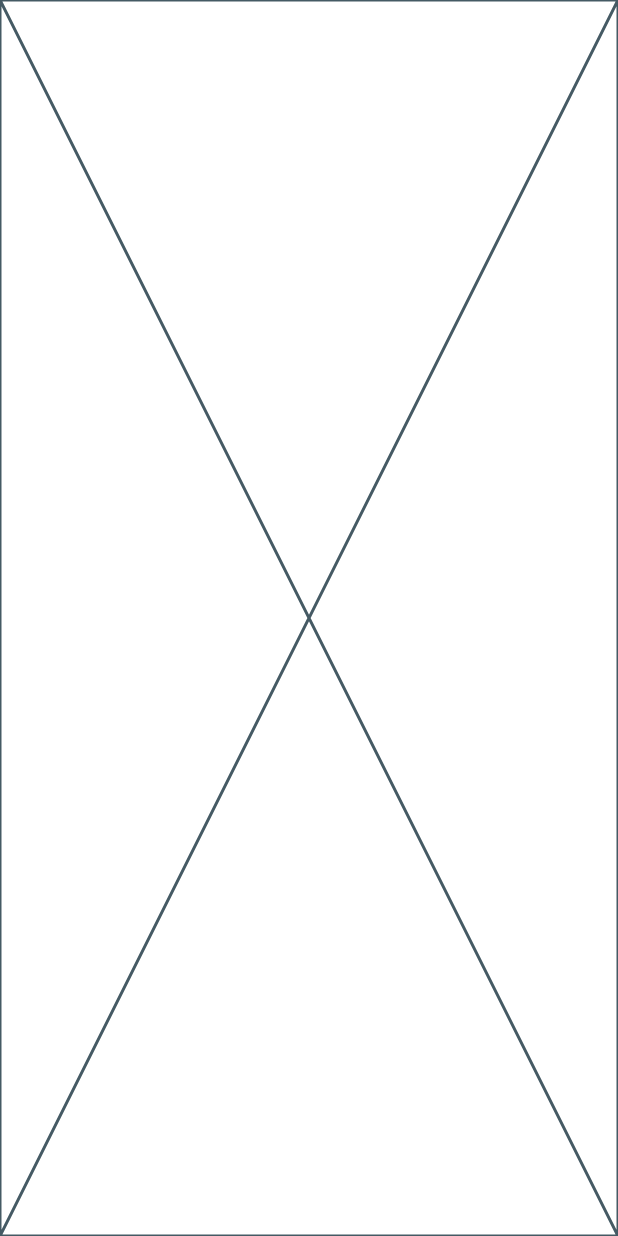
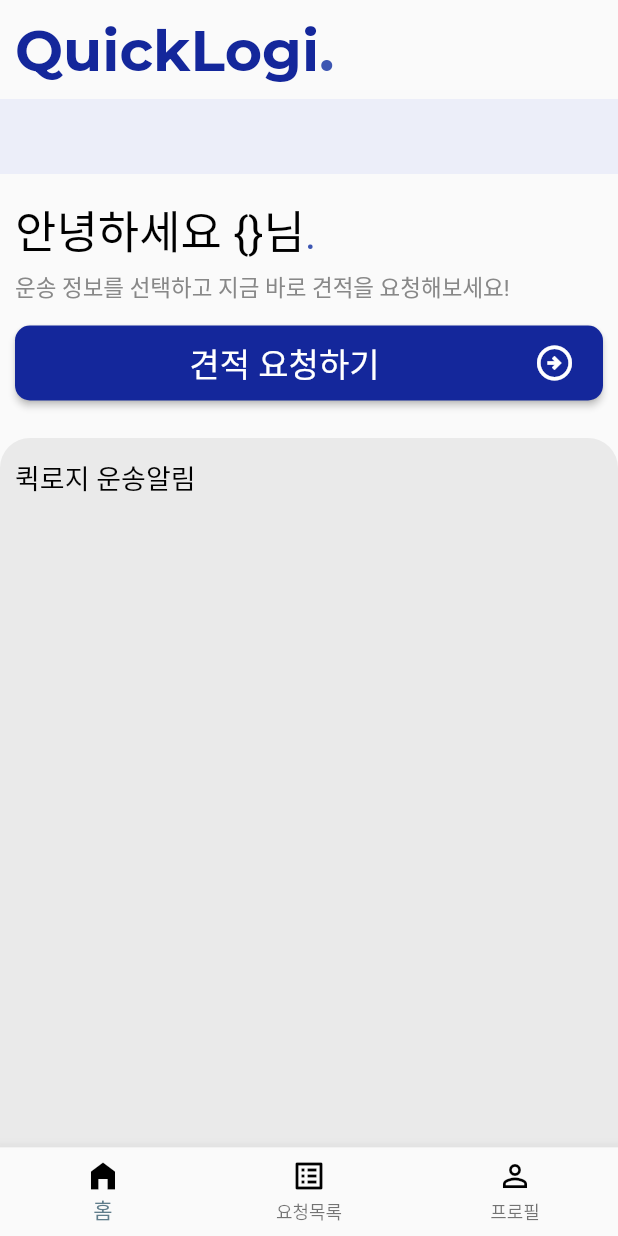
Before and after one commit to minseonkkim/QuickLogi, a Flutter app: the screen it shows after launch, after a tap on "퀵로지 시작하기", on a phone screen of 412 x 824 dp. Run offline on Flutter 3.47's test engine with Material 2 defaults, Android fonts, the phone set to English and light mode, and no system bars; our stand-ins replace get; Roboto replaces fonts that are missing (Pretendard, PretendardBold).

Commit message:
홈 화면

```diff
--- a/lib/UI/home_screen.dart
+++ b/lib/UI/home_screen.dart
@@ -1,9 +1,179 @@
+import 'dart:ui';
+
+import 'package:flutter/material.dart';
 import 'package:flutter/src/widgets/framework.dart';
 import 'package:flutter/src/widgets/placeholder.dart';
 
+import '../constants.dart';
+
 class HomeScreen extends StatelessWidget {
+  int _selectedIndex = 0;
   @override
   Widget build(BuildContext context) {
-    return const Placeholder();
+    return Scaffold(
+      body: SafeArea(
+        child: Column(crossAxisAlignment: CrossAxisAlignment.start, children: [
+          Padding(
+            padding: const EdgeInsets.all(10.0),
+            child: RichText(
+                text: TextSpan(children: [
+              TextSpan(
+                text: 'QuickLogi',
+                style: TextStyle(
+                    fontFamily: 'MontserratVariable',
+                    fontVariations: <FontVariation>[
+                      FontVariation('wght', 700.0)
+                    ],
+                    color: MAINCOLOR,
+                    fontSize: 38),
+              ),
+              TextSpan(
+                text: '.',
+                style: TextStyle(
+                    fontFamily: 'MontserratVariable',
+                    fontVariations: <FontVariation>[
+                      FontVariation('wght', 700.0)
+                    ],
+                    color: SUBCOLOR1,
+                    fontSize: 38),
+              ),
+            ])),
+          ),
+          Container(
+            color: LIGHT,
+            width: double.infinity,
+            height: 50,
+          ),
+          SizedBox(
+            height: 5,
+          ),
+          Padding(
+            padding: const EdgeInsets.all(10.0),
+            child: Column(
+              crossAxisAlignment: CrossAxisAlignment.start,
+              children: [
+                RichText(
+                    text: TextSpan(children: [
+                  TextSpan(
+                    text: '안녕하세요 {}님',
+                    style: TextStyle(
+                        fontFamily: 'PretendardBold',
+                        color: Colors.black,
+                        fontSize: 30),
+                  ),
+                  TextSpan(
+                    text: '.',
+                    style: TextStyle(
+                        fontFamily: 'PretendardBold',
+                        color: SUBCOLOR1,
+                        fontSize: 28),
+                  ),
+                ])),
+                SizedBox(
+                  height: 5,
+                ),
+                Text(
+                  '운송 정보를 선택하고 지금 바로 견적을 요청해보세요!',
+                  style: TextStyle(
+                      fontFamily: 'Pretendard', color: GREY1, fontSize: 15),
+                ),
+                SizedBox(
+                  height: 15,
+                ),
+                ElevatedButton(
+                    onPressed: () {},
+                    style: ElevatedButton.styleFrom(
+                      primary: MAINCOLOR,
+                      minimumSize: Size(double.infinity, 50),
+                      shape: RoundedRectangleBorder(
+                        borderRadius: BorderRadius.circular(10.0),
+                      ),
+                    ),
+                    child: Row(
+                      children: [
+                        Expanded(
+                          flex: 10,
+                          child: Container(
+                            alignment: Alignment.center,
+                            child: Text(
+                              '견적 요청하기',
+                              style: TextStyle(
+                                  fontFamily: 'PretendardBold',
+                                  color: Colors.white,
+                                  fontSize: 22),
+                            ),
+                          ),
+                        ),
+                        Expanded(
+                          flex: 1,
+                          child: Icon(
+                            Icons.arrow_circle_right_outlined,
+                            size: 28,
+                          ),
+                        )
+                      ],
+                    )),
+              ],
+            ),
+          ),
+          SizedBox(
+            height: 15,
+          ),
+          Expanded(
+            child: Container(
+              width: double.infinity,
+              decoration: BoxDecoration(
+                  color: GREY2,
+                  borderRadius: BorderRadius.only(
+                      topLeft: Radius.circular(20),
+                      topRight: Radius.circular(20))),
+              child: Padding(
+                padding: const EdgeInsets.fromLTRB(10, 13, 10, 13),
+                child: Column(
+                    crossAxisAlignment: CrossAxisAlignment.start,
+                    children: [
+                      Text(
+                        '퀵로지 운송알림',
+                        style: TextStyle(
+                            fontFamily: 'PretendardBold',
+                            color: Colors.black,
+                            fontSize: 18),
+                      )
+                    ]),
+              ),
+            ),
+          )
+        ]),
+      ),
+      bottomNavigationBar: BottomNavigationBar(items: [
+        BottomNavigationBarItem(
+            icon: _selectedIndex == 0
+                ? Icon(
+                    Icons.home_filled,
+                    color: Colors.black,
+                  )
+                : Icon(Icons.home_outlined, color: Colors.black),
+            label: '홈'),
+        BottomNavigationBarItem(
+            icon: _selectedIndex == 1
+                ? Icon(
+                    Icons.list_alt_outlined,
+                    color: Colors.black,
+                  )
+                : Icon(
+                    Icons.list_alt_outlined,
+                    color: Colors.black,
+                  ),
+            label: '요청목록'),
+        BottomNavigationBarItem(
+            icon: _selectedIndex == 2
+                ? Icon(Icons.person, color: Colors.black)
+                : Icon(
+                    Icons.person_outline,
+                    color: Colors.black,
+                  ),
+            label: '프로필')
+      ]),
+    );
   }
 }
--- a/lib/constants.dart
+++ b/lib/constants.dart
@@ -3,3 +3,6 @@ import 'dart:ui';
 const Color MAINCOLOR = Color(0xff14279B);
 const Color SUBCOLOR1 = Color(0xff3D56B2);
 const Color SUBCOLOR2 = Color(0xff5C7AEA);
+const Color LIGHT = Color.fromRGBO(92, 122, 234, 0.09);
+const Color GREY1 = Color(0xff888888);
+const Color GREY2 = Color(0xffEAEAEA);
--- a/pubspec.yaml
+++ b/pubspec.yaml
@@ -77,6 +77,12 @@ flutter:
     - family: MontserratVariable
       fonts:
         - asset: assets/fonts/Montserrat-VariableFont_wght.ttf
+    - family: PretendardBold
+      fonts:
+        - asset: assets/fonts/Pretendard-Bold.otf
+    - family: Pretendard
+      fonts:
+        - asset: assets/fonts/Pretendard-Medium.otf
   #   - family: Trajan Pro
   #     fonts:
   #       - asset: fonts/TrajanPro.ttf
```
Also changed, not shown: 2 other files.
